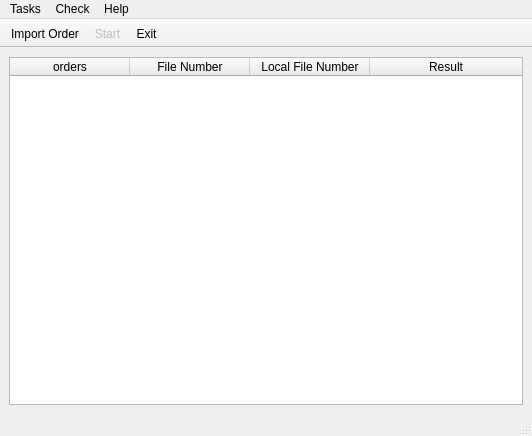
Before: the Qt Designer form src/check_laads_order.ui in xiaoke0O/check-laads-order, drawn with Qt 5.
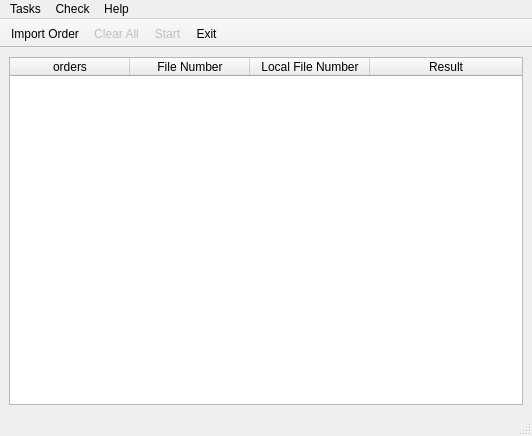
After: the same form once the commit is applied. Icons and pictures are not drawn.

```diff
--- a/src/check_laads_order.ui
+++ b/src/check_laads_order.ui
@@ -139,6 +139,7 @@
     <bool>false</bool>
    </attribute>
    <addaction name="actionImport_Order"/>
+   <addaction name="actionClear_All"/>
    <addaction name="actionStart"/>
    <addaction name="actionExit"/>
   </widget>
@@ -185,6 +186,18 @@
     <string>Start</string>
    </property>
   </action>
+  <action name="actionClear_All">
+   <property name="enabled">
+    <bool>false</bool>
+   </property>
+   <property name="icon">
+    <iconset resource="icons.qrc">
+     <normaloff>:/icons/icons/clear_all.png</normaloff>:/icons/icons/clear_all.png</iconset>
+   </property>
+   <property name="text">
+    <string>Clear All</string>
+   </property>
+  </action>
  </widget>
  <resources>
   <include location="icons.qrc"/>
```
Left out of the diff: 3 changed lines with no effect on the pictures.
